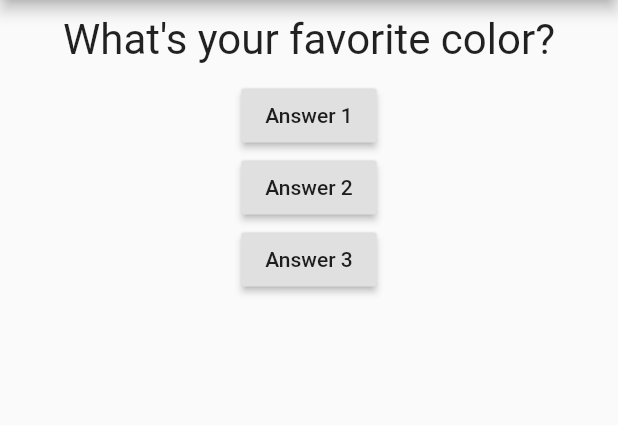
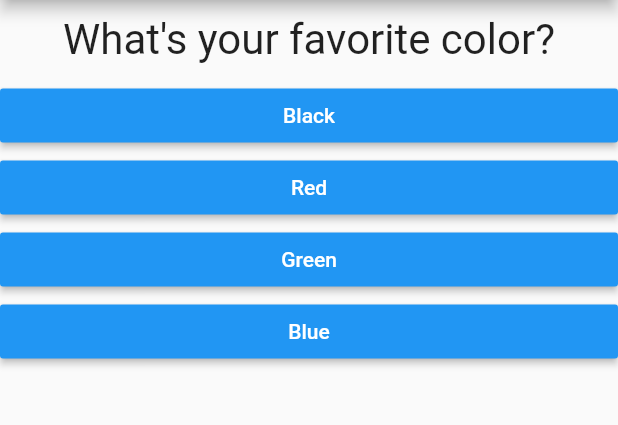
Before and after one commit to LingVuDev/FirstFlutterApp, a Flutter app: the screen it shows after launch, on a phone screen of 412 x 824 dp, the part 84-509 px from its top. Run offline on Flutter 3.47's test engine with Material 2 defaults, Android fonts, the phone set to English and light mode, and no system bars.

Commit message:
Update answer buttons, passing now values to display the actual answer text

```diff
--- /dev/null
+++ b/lib/answer.dart
@@ -0,0 +1,21 @@
+import 'package:flutter/material.dart';
+
+class Answer extends StatelessWidget {
+  final Function selectHandler;
+  final String answerText;
+
+  Answer({this.selectHandler, this.answerText});
+
+  @override
+  Widget build(BuildContext context) {
+    return Container(
+      width: double.infinity,
+      child: RaisedButton(
+        color: Colors.blue,
+        textColor: Colors.white,
+        child: Text(answerText),
+        onPressed: selectHandler,
+      ),
+    );
+  }
+}
--- a/lib/main.dart
+++ b/lib/main.dart
@@ -1,5 +1,6 @@
 import 'package:flutter/material.dart';
 import './question.dart';
+import './answer.dart';
 
 void main() => runApp(MyApp());
 
@@ -13,18 +14,27 @@
 class _MyAppState extends State<MyApp> {
   int _questionIndex = 0;
 
-  void _answerQuestion(int index) {
+  void _answerQuestion() {
     setState(() {
-      _questionIndex = index;
+      _questionIndex = 1;
     });
   }
 
   @override
   Widget build(BuildContext context) {
-    List<String> questions = [
-      'What\'s your favorite color?',
-      'What\'s your favorite animal?',
-      'What\'s your favorite food?'
+    List questions = [
+      {
+        'question': 'What\'s your favorite color?',
+        'answers': ['Black', 'Red', 'Green', 'Blue'],
+      },
+      {
+        'question': 'What\'s your favorite animal?',
+        'answers': ['Rabbit', 'Snake', 'Elephant', 'Lion'],
+      },
+      {
+        'question': 'What\'s your favorite food?',
+        'answers': ['Kebab', 'Pizza', 'Hamburger', 'Hot Dog'],
+      },
     ];
     return MaterialApp(
       home: Scaffold(
@@ -33,19 +43,14 @@
         ),
         body: Column(
           children: <Widget>[
-            Question(questions[_questionIndex]),
-            RaisedButton(
-              child: Text('Answer 1'),
-              onPressed: () => _answerQuestion(0),
-            ),
-            RaisedButton(
-              child: Text('Answer 2'),
-              onPressed: () => _answerQuestion(1),
-            ),
-            RaisedButton(
-              child: Text('Answer 3'),
-              onPressed: () => _answerQuestion(2),
-            ),
+            Question(questions[_questionIndex]['question']),
+            ...(questions[_questionIndex]['answers'] as List<String>)
+                .map((answer) {
+              return Answer(
+                answerText: answer,
+                selectHandler: _answerQuestion,
+              );
+            }).toList(),
           ],
         ),
       ),
```
